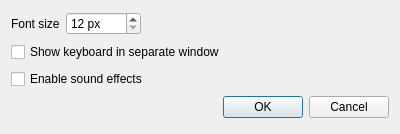
This is src/settingsform.ui in zeal18/qstamina as Qt 5 draws it before an edit. The edited form follows.
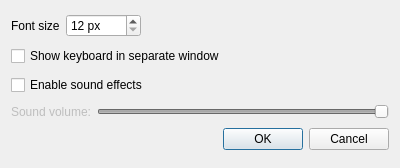
This is the edited form. Icons and pictures are not drawn.

Commit message: Sound effects volume control on SettingsForm

Diff of the .ui file:
```diff
--- a/src/settingsform.ui
+++ b/src/settingsform.ui
@@ -7,7 +7,7 @@
     <x>0</x>
     <y>0</y>
     <width>400</width>
-    <height>134</height>
+    <height>168</height>
    </rect>
   </property>
   <property name="windowTitle">
@@ -78,6 +78,48 @@
      </property>
     </widget>
    </item>
+   <item>
+    <layout class="QHBoxLayout" name="horizontalLayout_2">
+     <item>
+      <widget class="QLabel" name="volumeSliderLabel">
+       <property name="enabled">
+        <bool>false</bool>
+       </property>
+       <property name="text">
+        <string>Sound volume:</string>
+       </property>
+      </widget>
+     </item>
+     <item>
+      <widget class="QSlider" name="volumeSlider">
+       <property name="enabled">
+        <bool>false</bool>
+       </property>
+       <property name="minimum">
+        <number>1</number>
+       </property>
+       <property name="maximum">
+        <number>100</number>
+       </property>
+       <property name="value">
+        <number>100</number>
+       </property>
+       <property name="tracking">
+        <bool>true</bool>
+       </property>
+       <property name="orientation">
+        <enum>Qt::Horizontal</enum>
+       </property>
+       <property name="tickPosition">
+        <enum>QSlider::NoTicks</enum>
+       </property>
+       <property name="tickInterval">
+        <number>1</number>
+       </property>
+      </widget>
+     </item>
+    </layout>
+   </item>
    <item>
     <widget class="QDialogButtonBox" name="buttonBox">
      <property name="orientation">
```
The commit also changes 6 other files.
